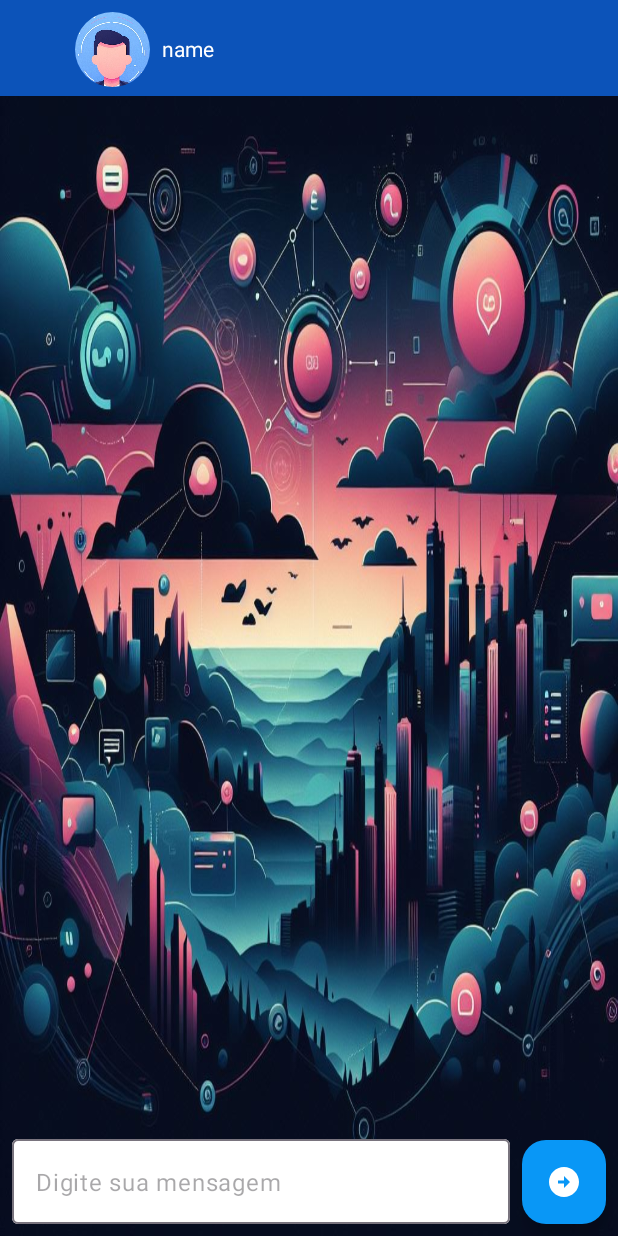
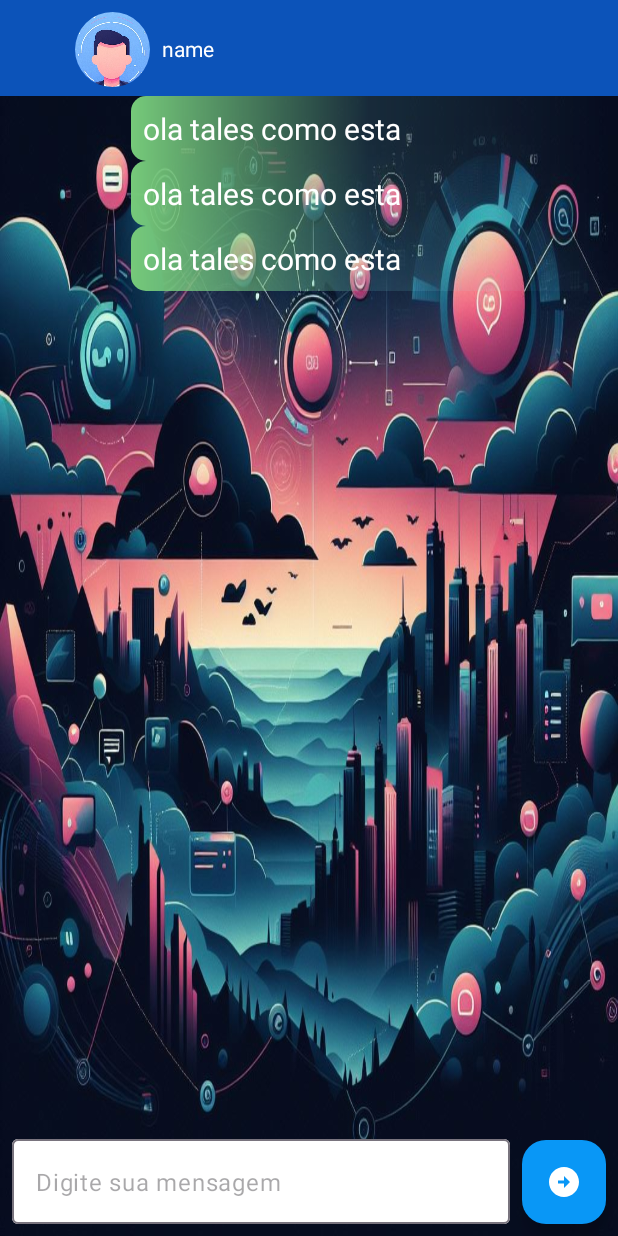
Before and after one commit to TalesPalma/MenssageBase, an Android app: the layout activity_chat.xml on its own in the app's theme, with its tools: preview values and no code run, on a phone screen of 412 x 824 dp. Run offline under Robolectric (Android 15) with nearby library versions, the phone set to English and light mode, and no system bars.

Commit message:
Create item layouts send menssage and destination message and init create adapter

```diff
--- a/app/src/main/java/com/talespalma/menssagebase/Adapters/AdapterContacts.kt
+++ b/app/src/main/java/com/talespalma/menssagebase/Adapters/AdapterContacts.kt
@@ -8,7 +8,7 @@ import com.squareup.picasso.Picasso
 import com.talespalma.menssagebase.databinding.FragmentContactsBinding
 import com.talespalma.menssagebase.databinding.ItemContactsBinding
 import com.talespalma.menssagebase.model.UserModel
-
+//
 class AdapterContacts(
     val onClick: (UserModel) -> Unit
 ) : Adapter<AdapterContacts.ContactsViewHolder>() {
--- a/app/src/main/java/com/talespalma/menssagebase/activitys/ChatActivity.kt
+++ b/app/src/main/java/com/talespalma/menssagebase/activitys/ChatActivity.kt
@@ -5,6 +5,7 @@ import android.os.Bundle
 import android.util.Log
 import androidx.annotation.RequiresApi
 import androidx.appcompat.app.AppCompatActivity
+import androidx.recyclerview.widget.LinearLayoutManager
 import com.google.firebase.auth.FirebaseAuth
 import com.google.firebase.firestore.FirebaseFirestore
 import com.google.firebase.firestore.ListenerRegistration
--- /dev/null
+++ b/app/src/main/res/drawable/baground_chat_send.xml
@@ -0,0 +1,13 @@
+<?xml version="1.0" encoding="utf-8"?>
+<shape xmlns:android="http://schemas.android.com/apk/res/android"
+    android:shape="rectangle">
+    <gradient
+        android:type="linear"
+        android:angle="180"
+        android:startColor="#0001FAF2"
+        android:centerColor="#2091FFFB"
+        android:endColor="#76CA7A"
+        android:gradientRadius="100%"
+        />
+    <corners android:radius="10dp"/>
+</shape>
--- a/app/src/main/res/layout/activity_chat.xml
+++ b/app/src/main/res/layout/activity_chat.xml
@@ -63,7 +63,8 @@
         app:layout_constraintEnd_toEndOf="parent"
         app:layout_constraintHorizontal_bias="0.513"
         app:layout_constraintStart_toStartOf="parent"
-        app:layout_constraintTop_toBottomOf="@+id/includeActionbar" />
+        app:layout_constraintTop_toBottomOf="@+id/includeActionbar"
+        tools:listitem="@layout/item_chat_send" />
 
     <com.google.android.material.floatingactionbutton.FloatingActionButton
         android:id="@+id/activity_chat_fab_send"
--- a/app/src/main/res/layout/item_chat_send.xml
+++ b/app/src/main/res/layout/item_chat_send.xml
@@ -1,6 +1,25 @@
 <?xml version="1.0" encoding="utf-8"?>
 <androidx.constraintlayout.widget.ConstraintLayout xmlns:android="http://schemas.android.com/apk/res/android"
+    xmlns:app="http://schemas.android.com/apk/res-auto"
     android:layout_width="match_parent"
-    android:layout_height="match_parent">
+    android:layout_height="wrap_content">
+
+
+    <TextView
+        android:id="@+id/textViewSend"
+        android:layout_width="0dp"
+        android:layout_height="wrap_content"
+        android:background="@drawable/baground_chat_send"
+        android:padding="8dp"
+        android:text="ola tales como esta"
+        android:textColor="#FFFFFF"
+        android:textSize="20sp"
+        app:layout_constraintBottom_toBottomOf="parent"
+        app:layout_constraintEnd_toEndOf="parent"
+        app:layout_constraintHorizontal_bias="1.0"
+        app:layout_constraintStart_toStartOf="parent"
+        app:layout_constraintTop_toTopOf="parent"
+        app:layout_constraintVertical_bias="0.5"
+        app:layout_constraintWidth_percent="0.8" />
 
 </androidx.constraintlayout.widget.ConstraintLayout>
```
Also changed, not shown: app/src/main/java/com/talespalma/menssagebase/Adapters/AdapterChat.kt (added, +36 -0 lines), app/src/main/res/drawable/background_chat_destination.xml (added, +13 -0 lines), app/src/main/res/layout/item_chat_destinaid.xml (+19 -1 lines), app/src/main/res/layout/recycler_view_item.xml (added, +51 -0 lines).
